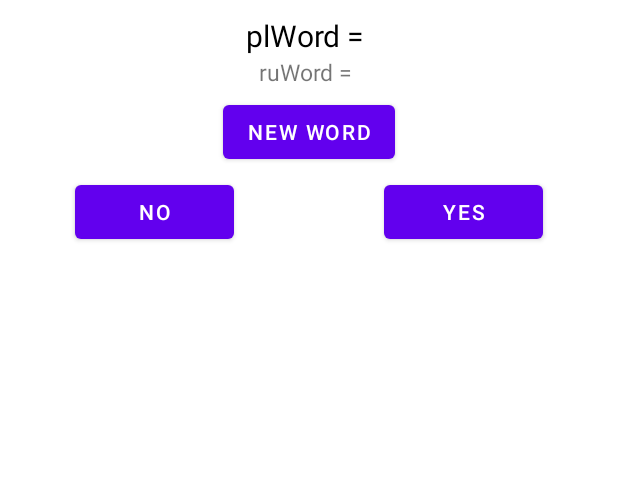
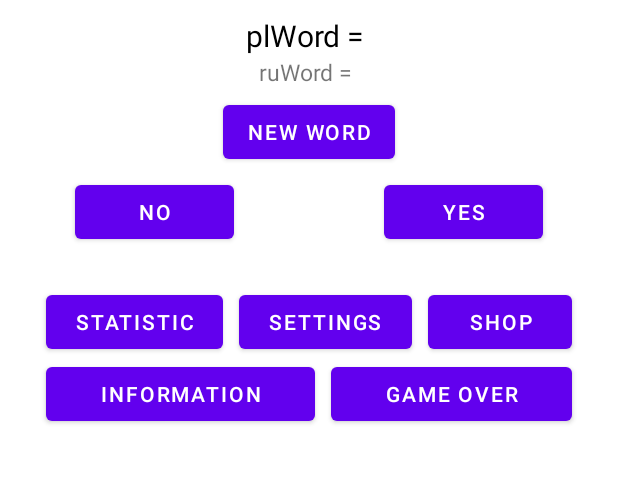
Before and after one commit to coder-chekunkov/polish-language, an Android app: the MainActivity screen opened directly, with no data from a screen before it, on a phone screen of 412 x 824 dp, the part 75-558 px from its top. Run offline under Robolectric (Android 15) with nearby library versions, the phone set to English and light mode, and no system bars.

Commit message:
start working with tabs

```diff
--- a/app/src/main/java/com/example/polish_language/MainActivity.kt
+++ b/app/src/main/java/com/example/polish_language/MainActivity.kt
@@ -8,6 +8,7 @@ import android.widget.ImageButton
 import android.widget.TextView
 import com.example.polish_language.gameWorker.addWordOnScreen
 import com.example.polish_language.gameWorker.*
+import com.example.polish_language.tabsWorker.*
 
 
 class MainActivity : AppCompatActivity() {
@@ -16,12 +17,17 @@ class MainActivity : AppCompatActivity() {
     private lateinit var buttonStatistic: ImageButton
     private lateinit var buttonSettings: ImageButton
 
+    //TODO: тестововые кнопки. Избавиться после создания игрового окна:
     private lateinit var polandWord: TextView
     private lateinit var ruWord: TextView
-
     private lateinit var buttonNewWord: Button
     private lateinit var buttonCorrect: Button
     private lateinit var buttonWrong: Button
+    private lateinit var btStatistic: Button
+    private lateinit var btSettings: Button
+    private lateinit var btShop: Button
+    private lateinit var btInfo: Button
+    private lateinit var btGameOver: Button
 
     private lateinit var rootStringJSON: String // Переменная, хранящяя весь словарь (dictionary.json)
 
@@ -38,14 +44,32 @@ class MainActivity : AppCompatActivity() {
 
         polandWord = findViewById(R.id.plWord)
         ruWord = findViewById(R.id.ruWord)
-
         buttonNewWord = findViewById(R.id.getNewWord)
         buttonCorrect = findViewById(R.id.buttonCorrectly)
         buttonWrong = findViewById(R.id.buttonWrong)
-
         buttonNewWord.setOnClickListener(createListener())
         buttonCorrect.setOnClickListener(createListener())
         buttonWrong.setOnClickListener(createListener())
+
+
+
+        btStatistic = findViewById(R.id.buttonStatisticTab)
+        btStatistic.setOnClickListener(createClickTestTabsListener())
+        btSettings = findViewById(R.id.buttonSettingsTab)
+        btSettings.setOnClickListener(createClickTestTabsListener())
+        btShop = findViewById(R.id.buttonShopTab)
+        btShop.setOnClickListener(createClickTestTabsListener())
+        btInfo = findViewById(R.id.buttonInformationTab)
+        btInfo.setOnClickListener(createClickTestTabsListener())
+        btGameOver = findViewById(R.id.buttonGameOverTab)
+        btGameOver.setOnClickListener(createClickTestTabsListener())
+
+
+        initDialogInformation(this)
+        initDialogSettings(this)
+        initDialogStatistic(this)
+        initDialogShop(this)
+        initDialogGameOver(this)
     }
 
     // Отработка нажатий на кнопки:
@@ -67,8 +91,19 @@ class MainActivity : AppCompatActivity() {
     private fun createClickNavigationButtons(): View.OnClickListener =
         View.OnClickListener { view ->
             when (view) {
-                buttonStatistic -> println("---> Statistic <---")
-                buttonSettings -> println("---> Settings <---")
+                buttonStatistic -> showStatistic()
+                buttonSettings -> showSettings()
             }
         }
+
+    // Обработка нажатий на тестовые кнопки:
+    private fun createClickTestTabsListener(): View.OnClickListener = View.OnClickListener { view ->
+        when (view) {
+            btStatistic -> showStatistic()
+            btSettings -> showSettings()
+            btShop -> showShop()
+            btInfo -> showInformation()
+            btGameOver -> showGameOver()
+        }
+    }
 }
--- /dev/null
+++ b/app/src/main/java/com/example/polish_language/tabsWorker/GameOver.kt
@@ -0,0 +1,33 @@
+package com.example.polish_language.tabsWorker
+
+import android.annotation.SuppressLint
+import android.app.Dialog
+import android.content.Context
+import android.graphics.Color
+import android.graphics.drawable.ColorDrawable
+import android.view.View
+import android.widget.ImageView
+import com.example.polish_language.R
+
+// Инизиализация окна с "Конец Игры":
+@SuppressLint("StaticFieldLeak")
+private lateinit var buttonCloseGameOver: ImageView
+private lateinit var dialogGameOver: Dialog
+fun initDialogGameOver(context: Context) {
+    dialogGameOver = Dialog(context)
+    dialogGameOver.setContentView(R.layout.tab_gameover)
+    dialogGameOver.window!!.setBackgroundDrawable(ColorDrawable(Color.TRANSPARENT))
+
+    buttonCloseGameOver = dialogGameOver.findViewById(R.id.close_alert_dialog_no_game_more)
+    buttonCloseGameOver.setOnClickListener(createListener())
+}
+
+// Отображение окна с "Конец Игры":
+fun showGameOver() = dialogGameOver.show()
+
+// Обработка нажатий на кнопки окна с "Конец Игры":
+private fun createListener(): View.OnClickListener = View.OnClickListener { view ->
+    when (view) {
+        buttonCloseGameOver -> dialogGameOver.dismiss()
+    }
+}
--- /dev/null
+++ b/app/src/main/java/com/example/polish_language/tabsWorker/Information.kt
@@ -0,0 +1,33 @@
+package com.example.polish_language.tabsWorker
+
+import android.annotation.SuppressLint
+import android.app.Dialog
+import android.content.Context
+import android.graphics.Color
+import android.graphics.drawable.ColorDrawable
+import android.view.View
+import android.widget.ImageView
+import com.example.polish_language.R
+
+// Инизиализация окна с "Информация":
+@SuppressLint("StaticFieldLeak")
+private lateinit var buttonCloseInfo: ImageView
+private lateinit var dialogInformation: Dialog
+fun initDialogInformation(context: Context) {
+    dialogInformation = Dialog(context)
+    dialogInformation.setContentView(R.layout.tab_information)
+    dialogInformation.window!!.setBackgroundDrawable(ColorDrawable(Color.TRANSPARENT))
+
+    buttonCloseInfo = dialogInformation.findViewById(R.id.close_alert_dialog_information)
+    buttonCloseInfo.setOnClickListener(createListener())
+}
+
+// Отображение окна с "Информация":
+fun showInformation() = dialogInformation.show()
+
+// Обработка нажатий на кнопки окна с "Информация":
+private fun createListener(): View.OnClickListener = View.OnClickListener { view ->
+    when (view) {
+        buttonCloseInfo -> dialogInformation.dismiss()
+    }
+}
--- /dev/null
+++ b/app/src/main/java/com/example/polish_language/tabsWorker/Settings.kt
@@ -0,0 +1,33 @@
+package com.example.polish_language.tabsWorker
+
+import android.annotation.SuppressLint
+import android.app.Dialog
+import android.content.Context
+import android.graphics.Color
+import android.graphics.drawable.ColorDrawable
+import android.view.View
+import android.widget.ImageView
+import com.example.polish_language.R
+
+// Инизиализация окна с "Настройки":
+@SuppressLint("StaticFieldLeak")
+private lateinit var buttonCloseSettings: ImageView
+private lateinit var dialogSettings: Dialog
+fun initDialogSettings(context: Context) {
+    dialogSettings = Dialog(context)
+    dialogSettings.setContentView(R.layout.tab_settings)
+    dialogSettings.window!!.setBackgroundDrawable(ColorDrawable(Color.TRANSPARENT))
+
+    buttonCloseSettings = dialogSettings.findViewById(R.id.close_alert_dialog_settings)
+    buttonCloseSettings.setOnClickListener(createListener())
+}
+
+// Отображение окна с "Настройки":
+fun showSettings() = dialogSettings.show()
+
+// Обработка нажатий на кнопки окна с "Настройки":
+private fun createListener(): View.OnClickListener = View.OnClickListener { view ->
+    when (view) {
+        buttonCloseSettings -> dialogSettings.dismiss()
+    }
+}
--- /dev/null
+++ b/app/src/main/java/com/example/polish_language/tabsWorker/Shop.kt
@@ -0,0 +1,33 @@
+package com.example.polish_language.tabsWorker
+
+import android.annotation.SuppressLint
+import android.app.Dialog
+import android.content.Context
+import android.graphics.Color
+import android.graphics.drawable.ColorDrawable
+import android.view.View
+import android.widget.ImageView
+import com.example.polish_language.R
+
+// Инизиализация окна с "Магазин":
+@SuppressLint("StaticFieldLeak")
+private lateinit var buttonCloseShop: ImageView
+private lateinit var dialogShop: Dialog
+fun initDialogShop(context: Context) {
+    dialogShop = Dialog(context)
+    dialogShop.setContentView(R.layout.tab_shop)
+    dialogShop.window!!.setBackgroundDrawable(ColorDrawable(Color.TRANSPARENT))
+
+    buttonCloseShop = dialogShop.findViewById(R.id.close_alert_dialog_shop)
+    buttonCloseShop.setOnClickListener(createListener())
+}
+
+// Отображение окна с "Магазин":
+fun showShop() = dialogShop.show()
+
+// Обработка нажатий на кнопки окна с "Магазин":
+private fun createListener(): View.OnClickListener = View.OnClickListener { view ->
+    when (view) {
+        buttonCloseShop -> dialogShop.dismiss()
+    }
+}
--- /dev/null
+++ b/app/src/main/java/com/example/polish_language/tabsWorker/Statistic.kt
@@ -0,0 +1,33 @@
+package com.example.polish_language.tabsWorker
+
+import android.annotation.SuppressLint
+import android.app.Dialog
+import android.content.Context
+import android.graphics.Color
+import android.graphics.drawable.ColorDrawable
+import android.view.View
+import android.widget.ImageView
+import com.example.polish_language.R
+
+// Инизиализация окна с "Статистика":
+@SuppressLint("StaticFieldLeak")
+private lateinit var buttonCloseStatistic: ImageView
+private lateinit var dialogStatistic: Dialog
+fun initDialogStatistic(context: Context) {
+    dialogStatistic = Dialog(context)
+    dialogStatistic.setContentView(R.layout.tab_statistic)
+    dialogStatistic.window!!.setBackgroundDrawable(ColorDrawable(Color.TRANSPARENT))
+
+    buttonCloseStatistic = dialogStatistic.findViewById(R.id.close_alert_dialog_statistic)
+    buttonCloseStatistic.setOnClickListener(createListener())
+}
+
+// Отображение окна с "Статистика":
+fun showStatistic() = dialogStatistic.show()
+
+// Обработка нажатий на кнопки окна с "Статистика":
+private fun createListener(): View.OnClickListener = View.OnClickListener { view ->
+    when (view) {
+        buttonCloseStatistic -> dialogStatistic.dismiss()
+    }
+}
--- a/app/src/main/res/layout/activity_main.xml
+++ b/app/src/main/res/layout/activity_main.xml
@@ -78,6 +78,7 @@
         tools:ignore="HardcodedText" />
 
     <LinearLayout
+        android:id="@+id/test"
         android:layout_width="match_parent"
         android:layout_height="wrap_content"
         android:layout_below="@id/getNewWord"
@@ -105,5 +106,77 @@
             tools:ignore="ButtonStyle,HardcodedText" />
     </LinearLayout>
 
+    <LinearLayout
+        android:id="@+id/firstButtonsTest"
+        android:layout_width="match_parent"
+        android:layout_height="wrap_content"
+        android:layout_below="@id/test"
+        android:layout_marginLeft="25dp"
+        android:layout_marginTop="25dp"
+        android:layout_marginRight="25dp"
+        android:orientation="horizontal">
+
+        <Button
+            android:id="@+id/buttonStatisticTab"
+            android:layout_width="wrap_content"
+            android:layout_height="wrap_content"
+            android:layout_marginLeft="5dp"
+            android:layout_marginRight="5dp"
+            android:layout_weight="1"
+            android:text="Statistic"
+            tools:ignore="ButtonStyle,HardcodedText" />
+
+        <Button
+            android:id="@+id/buttonSettingsTab"
+            android:layout_width="wrap_content"
+            android:layout_height="wrap_content"
+            android:layout_marginLeft="5dp"
+            android:layout_marginRight="5dp"
+            android:layout_weight="1"
+            android:text="Settings"
+            tools:ignore="ButtonStyle,HardcodedText" />
+
+        <Button
+            android:id="@+id/buttonShopTab"
+            android:layout_width="wrap_content"
+            android:layout_height="wrap_content"
+            android:layout_marginLeft="5dp"
+            android:layout_marginRight="5dp"
+            android:layout_weight="1"
+            android:text="Shop"
+            tools:ignore="ButtonStyle,HardcodedText" />
+
+    </LinearLayout>
+
+    <LinearLayout
+        android:id="@+id/secondButtonsTest"
+        android:layout_width="match_parent"
+        android:layout_height="wrap_content"
+        android:layout_below="@id/firstButtonsTest"
+        android:layout_marginLeft="25dp"
+        android:layout_marginRight="25dp"
+        android:orientation="horizontal">
+
+        <Button
+            android:id="@+id/buttonInformationTab"
+            android:layout_width="wrap_content"
+            android:layout_height="wrap_content"
+            android:layout_marginLeft="5dp"
+            android:layout_marginRight="5dp"
+            android:layout_weight="1"
+            android:text="Information"
+            tools:ignore="ButtonStyle,HardcodedText" />
+
+        <Button
+            android:id="@+id/buttonGameOverTab"
+            android:layout_width="wrap_content"
+            android:layout_height="wrap_content"
+            android:layout_marginLeft="5dp"
+            android:layout_marginRight="5dp"
+            android:layout_weight="1"
+            android:text="Game Over"
+            tools:ignore="ButtonStyle,HardcodedText" />
+
+    </LinearLayout>
 
 </RelativeLayout>
```
